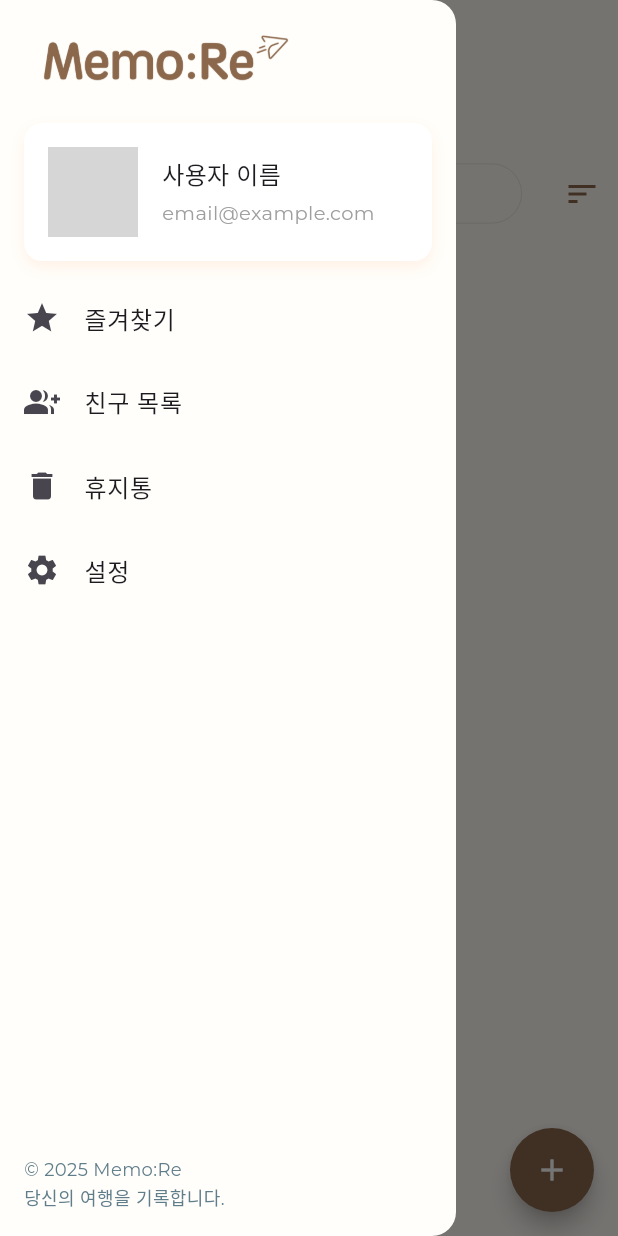
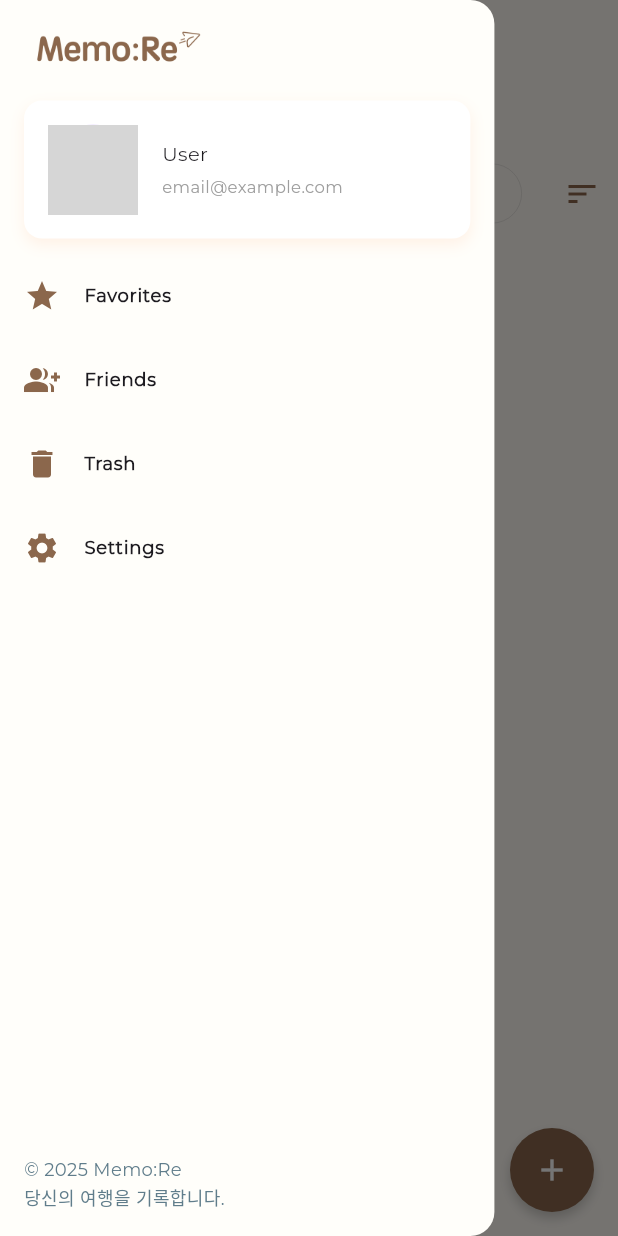
Before and after one commit to alvn84/memoRe, a Flutter app: the HomeScreen screen opened directly, with the side drawer open, on a phone screen of 412 x 824 dp. Run offline on Flutter 3.47's test engine with Material 3 defaults, Android fonts, the phone set to English and light mode, and no system bars; drawn by our look-alikes of smooth_page_indicator; our stand-ins replace image_picker, shared_preferences, table_calendar; accounts and stored records are empty; grey boxes are pictures that could not be loaded.

Commit message:
4/15 패치노트3
- 폴더 -> 메모리
- 사이드바(폰트크기, 영어)

```diff
--- a/lib/presentation/screen/home/home_screen.dart
+++ b/lib/presentation/screen/home/home_screen.dart
@@ -37,7 +37,7 @@ class _HomeScreenState extends State<HomeScreen> {
           ),
         ),
         title: const Text(
-          'Notes',  // 여기에 원하는 텍스트 넣기
+          'List',  // 여기에 원하는 텍스트 넣기
           style: TextStyle(
             fontSize: 17,  // 글씨 크기
             fontWeight: FontWeight.bold,
--- a/lib/presentation/screen/home/tab1/add_folder_dialog.dart
+++ b/lib/presentation/screen/home/tab1/add_folder_dialog.dart
@@ -6,11 +6,11 @@ Future<String?> showAddFolderDialog(BuildContext context) {
   return showDialog<String>(
     context: context,
     builder: (context) => AlertDialog(
-      title: const Text('새 폴더 만들기'),
+      title: const Text('새 메모리 만들기'),
       backgroundColor: Color(0xFFFFFBF5),
       content: TextField(
         autofocus: true,
-        decoration: const InputDecoration(hintText: '폴더 이름 입력'),
+        decoration: const InputDecoration(hintText: '메모리 이름 입력'),
         onChanged: (value) => folderName = value,
       ),
       actions: [
--- a/lib/presentation/screen/home/tab1/folder_model.dart
+++ b/lib/presentation/screen/home/tab1/folder_model.dart
@@ -5,37 +5,37 @@ class Folder {
   final Color color;
   final IconData icon;
   final bool isStarred;
-  final DateTime createdAt;  // 생성일 추가
-
+  final DateTime createdAt;
+  final String? imagePath; // 프로필 이미지 경로 추가
 
   Folder({
     required this.name,
     required this.color,
     required this.icon,
     this.isStarred = false,
-    required this.createdAt, // 생성자에 추가
+    required this.createdAt,
+    this.imagePath, // nullable 처리
   });
 
-  // JSON으로 변환 (SharedPreferences에 저장할 때 사용)
   Map<String, dynamic> toJson() {
     return {
       'name': name,
-      'color': color.value, // Color는 value(int)로 저장
-      'icon': icon.codePoint, // IconData는 codePoint로 저장
+      'color': color.value,
+      'icon': icon.codePoint,
       'isStarred': isStarred,
-      'createdAt': createdAt.toIso8601String(), // 날짜 문자열로 저장
+      'createdAt': createdAt.toIso8601String(),
+      'imagePath': imagePath,
     };
   }
 
-  // JSON에서 복구 (SharedPreferences에서 불러올 때 사용)
   factory Folder.fromJson(Map<String, dynamic> json) {
     return Folder(
       name: json['name'],
       color: Color(json['color']),
       icon: IconData(json['icon'], fontFamily: 'MaterialIcons'),
       isStarred: json['isStarred'] ?? false,
-      createdAt: DateTime.parse(json['createdAt']), // 문자열 -> DateTime
-
+      createdAt: DateTime.parse(json['createdAt']),
+      imagePath: json['imagePath'],
     );
   }
 }
--- a/lib/presentation/screen/home/tab1/tab1_screen.dart
+++ b/lib/presentation/screen/home/tab1/tab1_screen.dart
@@ -4,6 +4,8 @@ import 'folder_storage.dart';
 import 'add_folder_dialog.dart';
 import '../folder/folder_detail_screen.dart';
 import 'package:intl/intl.dart';
+import 'package:image_picker/image_picker.dart';
+import 'dart:io';
 
 class Tab1Screen extends StatefulWidget {
   const Tab1Screen({super.key});
@@ -100,10 +102,11 @@ class _Tab1ScreenState extends State<Tab1Screen> {
                 setState(() {
                   folders[index] = Folder(
                     name: folders[index].name,
-                    color: color,
+                    color: color,  // 테두리 색상만 변경
                     icon: folders[index].icon,
                     isStarred: folders[index].isStarred,
                     createdAt: folders[index].createdAt,
+                    imagePath: folders[index].imagePath,  // ⭐️ 프로필 이미지 유지
                   );
                 });
                 _saveFolders();
@@ -120,6 +123,7 @@ class _Tab1ScreenState extends State<Tab1Screen> {
     );
   }
 
+  // 폴더 이름 변경
   void _renameFolder(BuildContext context, int index) {
     String newName = folders[index].name;
 
@@ -164,6 +168,25 @@ class _Tab1ScreenState extends State<Tab1Screen> {
     );
   }
 
+  void _setProfileImage(BuildContext context, int index) async {
+    final picker = ImagePicker();
+    final pickedFile = await picker.pickImage(source: ImageSource.gallery);
+
+    if (pickedFile != null) {
+      setState(() {
+        folders[index] = Folder(
+          name: folders[index].name,
+          color: folders[index].color,
+          icon: folders[index].icon,
+          isStarred: folders[index].isStarred,
+          createdAt: folders[index].createdAt,
+          imagePath: pickedFile.path,
+        );
+      });
+      _saveFolders();
+    }
+  }
+
   @override
   Widget build(BuildContext context) {
     final filteredFolders = folders
@@ -191,7 +214,7 @@ class _Tab1ScreenState extends State<Tab1Screen> {
                 });
               },
               decoration: InputDecoration(
-                hintText: '검색',
+                hintText: 'Search',
                 hintStyle: const TextStyle(fontSize: 15, color: Colors.grey),
                 contentPadding:
                 const EdgeInsets.symmetric(vertical: 1, horizontal: 15),
@@ -241,9 +264,9 @@ class _Tab1ScreenState extends State<Tab1Screen> {
             gridDelegate:
             const SliverGridDelegateWithFixedCrossAxisCount(
               crossAxisCount: 3,
-              crossAxisSpacing: 16.0,
-              mainAxisSpacing: 16.0,
-              childAspectRatio: 1.0,
+              crossAxisSpacing: 12.0,
+              mainAxisSpacing: 20.0,
+              childAspectRatio: 0.8,
             ),
             itemBuilder: (context, index) {
               final folder = filteredFolders[index];
@@ -270,9 +293,19 @@ class _Tab1ScreenState extends State<Tab1Screen> {
                       mainAxisSize: MainAxisSize.min,
                       children: [
                         ListTile(
+                          leading: const Icon(Icons.image, color: Color(0xFF8B674C)),
+                          title: const Text('배경 이미지 설정',
+                              style: TextStyle(fontSize: 14, fontWeight: FontWeight.w600)),
+                          onTap: () {
+                            Navigator.pop(context);
+                            _setProfileImage(context, originalIndex);
+                          },
+                        ),
+
+                        ListTile(
                           leading: Icon(Icons.color_lens, color: Color(0xFF8B674C)),
                           title: Text(
-                              '폴더 색상 변경',
+                              '메모리 테두리 변경',
                               style: TextStyle(fontSize: 14, fontWeight: FontWeight.w600))
                           ,
                           onTap: () {
@@ -283,7 +316,7 @@ class _Tab1ScreenState extends State<Tab1Screen> {
 
                         ListTile(
                           leading: const Icon(Icons.edit, color: Color(0xFF8B674C)),
-                          title: const Text('폴더 이름 변경',
+                          title: const Text('메모리 이름 변경',
                               style: TextStyle(fontSize: 14, fontWeight: FontWeight.w600)),
                           onTap: () {
                             Navigator.pop(context);
@@ -323,17 +356,24 @@ class _Tab1ScreenState extends State<Tab1Screen> {
                 child: Column(
                   mainAxisSize: MainAxisSize.min,
                   children: [
-                    Stack(
-                      alignment: Alignment.topRight,
-                      children: [
-                        Icon(folder.icon,
-                            color: folder.color, size: 50),
-                        if (folder.isStarred)
-                          const Icon(Icons.star,
-                              color: Colors.amber, size: 20),
-                      ],
+                    Container(
+                      padding: const EdgeInsets.all(3), // 테두리 두께 조절
+                      decoration: BoxDecoration(
+                        shape: BoxShape.circle,
+                        color: folder.color,  // 폴더 색상 테두리 (파스텔톤)
                       ),
-                    const SizedBox(height: 1),
+                      child: CircleAvatar(
+                        radius: 33,
+                        backgroundColor: const Color(0xFFFFFBF5),  // 내부 배경
+                        backgroundImage: folder.imagePath != null
+                            ? FileImage(File(folder.imagePath!))
+                            : null,
+                        child: folder.imagePath == null
+                            ? Icon(Icons.flight_takeoff, color: folder.color, size: 30) // 기본 여행 아이콘
+                            : null,
+                      ),
+                    ),
+                    const SizedBox(height: 4),
                     Text(
                       folder.name,
                       style: const TextStyle(fontSize: 13, fontWeight: FontWeight.bold),
@@ -343,7 +383,6 @@ class _Tab1ScreenState extends State<Tab1Screen> {
                       DateFormat('yy/MM/dd').format(folder.createdAt),
                       style: const TextStyle(fontSize: 10, color: Colors.grey),
                     ),
-
                   ],
                 ),
               );
@@ -353,10 +392,9 @@ class _Tab1ScreenState extends State<Tab1Screen> {
         floatingActionButton: Column(
           mainAxisSize: MainAxisSize.min,
           children: [
+            // 확장 FAB
             AnimatedSlide(
-              offset: _isFabExpanded
-                  ? const Offset(0, 0)
-                  : const Offset(0, 0.3),
+              offset: _isFabExpanded ? const Offset(0, 0) : const Offset(0, 0.3),
               duration: const Duration(milliseconds: 200),
               curve: Curves.easeOut,
               child: AnimatedOpacity(
@@ -366,21 +404,36 @@ class _Tab1ScreenState extends State<Tab1Screen> {
                   heroTag: 'addFolder',
                   mini: true,
                   shape: const CircleBorder(),
-                  backgroundColor: const Color(0xFFFFFBF5),
+                  backgroundColor: const Color(0xFF8B674C),
                   onPressed: () {
                     setState(() {
                       _isFabExpanded = false;
                     });
                     _addNewFolder();
                   },
-                  child: const Icon(Icons.create_new_folder,
-                      color: Color(0xFF8B674C)),
+                  child: const Icon(Icons.create_new_folder, color: Color(0xFFFFFBF5)),
                 ),
               ),
             ),
             const SizedBox(height: 12),
-            FloatingActionButton(
-              backgroundColor: const Color(0xFF8B674C),
+            // 메인 FAB
+            AnimatedContainer(
+              duration: const Duration(milliseconds: 300),
+              curve: Curves.easeInOut,
+              decoration: BoxDecoration(
+                shape: BoxShape.circle,
+                color: _isFabExpanded ? const Color(0xFFFDEEDC) : const Color(0xFF8B674C),
+                boxShadow: [
+                  BoxShadow(
+                    color: Colors.black.withOpacity(0.2),
+                    blurRadius: 6,
+                    offset: const Offset(0, 4), // 아래쪽 그림자
+                  ),
+                ],
+              ),
+              child: FloatingActionButton(
+                backgroundColor: Colors.transparent, // 색상은 AnimatedContainer에서 처리
+                elevation: 0, // 그림자 겹치지 않게 제거
                 shape: const CircleBorder(),
                 onPressed: () {
                   setState(() {
@@ -389,7 +442,8 @@ class _Tab1ScreenState extends State<Tab1Screen> {
                 },
                 child: Icon(
                   _isFabExpanded ? Icons.note_add : Icons.add,
-                color: Colors.white,
+                  color: _isFabExpanded ? const Color(0xFF8B674C) : Colors.white,
+                ),
               ),
             ),
           ],
--- a/lib/presentation/screen/sidebar/app_drawer.dart
+++ b/lib/presentation/screen/sidebar/app_drawer.dart
@@ -10,7 +10,9 @@ class AppDrawer extends StatelessWidget {
 
   @override
   Widget build(BuildContext context) {
-    return Drawer(
+    return SizedBox(
+      width: MediaQuery.of(context).size.width * 0.8,  // 화면의 70% 너비
+      child: Drawer(
         backgroundColor: Color(0xFFFFFEFA),
         child: Column(
           // ✅ ListView -> Column 변경
@@ -20,8 +22,8 @@ class AppDrawer extends StatelessWidget {
             ),
             // 메뉴 리스트
             ListTile(
-            leading: const Icon(Icons.star),
-            title: const Text('즐겨찾기'),
+              leading: const Icon(Icons.star, color: Color(0xFF8B674C)),
+              title: const Text('Favorites',style:TextStyle(fontSize: 12, fontWeight: FontWeight.bold)),
               onTap: () {
                 Navigator.pop(context); // 드로어 닫고
                 Navigator.push(
@@ -31,8 +33,8 @@ class AppDrawer extends StatelessWidget {
               },
             ),
             ListTile(
-            leading: const Icon(Icons.group_add),
-            title: const Text('친구 목록'),
+              leading: const Icon(Icons.group_add, color: Color(0xFF8B674C)),
+              title: const Text('Friends', style:TextStyle(fontSize: 12, fontWeight: FontWeight.bold)),
               onTap: () {
                 Navigator.pop(context);
                 // TODO: 친구 추가 화면 이동 (규나 진행중)
@@ -43,8 +45,8 @@ class AppDrawer extends StatelessWidget {
               },
             ),
             ListTile(
-            leading: const Icon(Icons.delete),
-            title: const Text('휴지통'),
+              leading: const Icon(Icons.delete, color: Color(0xFF8B674C)),
+              title: const Text('Trash',style:TextStyle(fontSize: 12, fontWeight: FontWeight.bold)),
               onTap: () {
                 Navigator.pop(context); // 먼저 드로어 닫고
                 Navigator.push(
@@ -54,8 +56,8 @@ class AppDrawer extends StatelessWidget {
               },
             ),
             ListTile(
-            leading: const Icon(Icons.settings),
-            title: const Text('설정'),
+              leading: const Icon(Icons.settings, color: Color(0xFF8B674C)),
+              title: const Text('Settings',style:TextStyle(fontSize: 12, fontWeight: FontWeight.bold)),
               onTap: () {
                 Navigator.pop(context);
                 Navigator.push(
@@ -88,6 +90,7 @@ class AppDrawer extends StatelessWidget {
             ),
           ],
         ),
+      ),
     );
   }
 }
--- a/lib/presentation/screen/sidebar/profile/profile_card.dart
+++ b/lib/presentation/screen/sidebar/profile/profile_card.dart
@@ -14,7 +14,7 @@ class ProfileCard extends StatelessWidget {
           padding: const EdgeInsets.symmetric(horizontal: 16.0, vertical: 16.0),
           child: Image.asset(
             'assets/images/logo.png',
-            height: 45,
+            height: 30,
             fit: BoxFit.contain, // 비율 유지하면서 꽉 채우기
           ),
         ),
@@ -54,16 +54,16 @@ class ProfileCard extends StatelessWidget {
                     crossAxisAlignment: CrossAxisAlignment.start,
                     children: const [
                       Text(
-                        '사용자 이름',
+                        'User',
                         style: TextStyle(
-                          fontSize: 16,
+                          fontSize: 13,
                         ),
                       ),
                       SizedBox(height: 4),
                       Text(
                         'email@example.com',
                         style: TextStyle(
-                          fontSize: 13,
+                          fontSize: 11,
                           color: Colors.grey,
                         ),
                       ),
--- a/pubspec.yaml
+++ b/pubspec.yaml
@@ -30,7 +30,7 @@ environment:
 dependencies:
   intl: ^0.18.0
   shared_preferences: ^2.2.2
-  image_picker: ^1.1.2
+  image_picker: ^1.0.4
   permission_handler: ^12.0.0+1
   flutter:
     sdk: flutter
```
Lines whose indentation alone changed are shown as unchanged.
